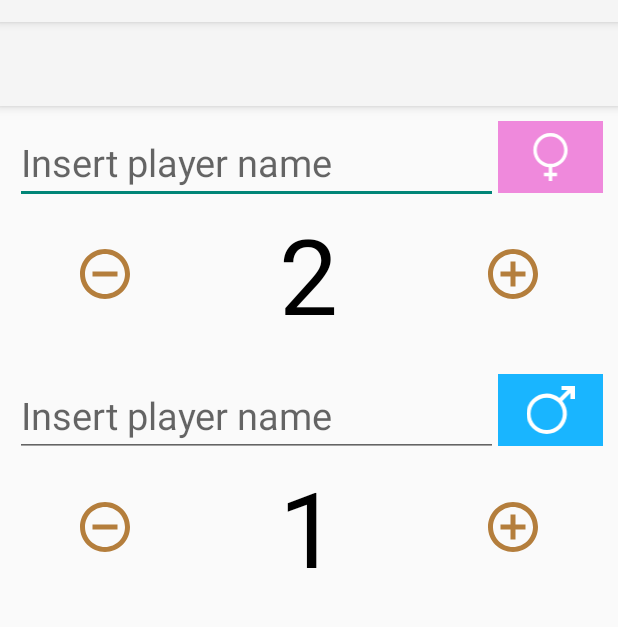
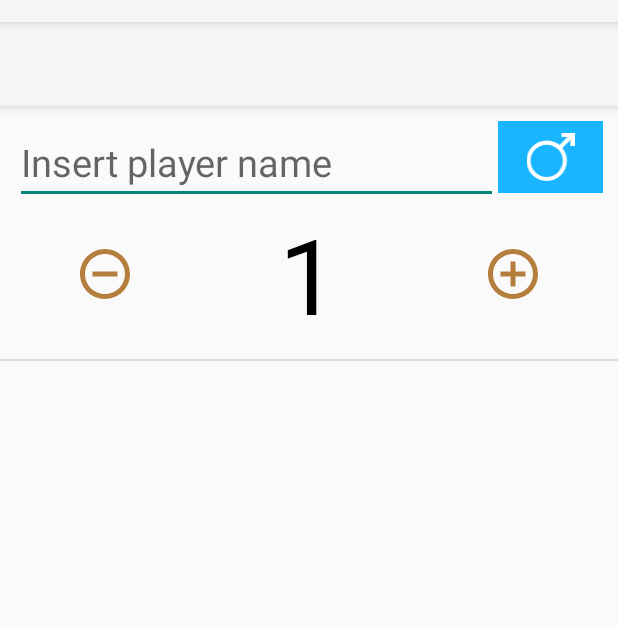
Before and after one commit to Brankale/munchkin_level_counter, an Android app: the screen it shows after launch (MainActivityNew), after a tap on "Add player", on a phone screen of 412 x 824 dp, the part 62-689 px from its top. Run offline under Robolectric (Android 15) with nearby library versions, the phone set to English and light mode, and no system bars; 1 statement that could not run was skipped; 3 other taps on this screen came first.

Commit message:
implemented action bar buttons

```diff
--- a/app/build.gradle
+++ b/app/build.gradle
@@ -9,7 +9,7 @@ android {
         minSdkVersion 21
         targetSdkVersion 29
         versionCode 1
-        versionName "2.0"
+        versionName "1.0"
         testInstrumentationRunner "androidx.test.runner.AndroidJUnitRunner"
     }
     buildTypes {
@@ -31,10 +31,12 @@ dependencies {
     implementation "org.jetbrains.kotlin:kotlin-stdlib-jdk7:$kotlin_version"
     implementation 'androidx.appcompat:appcompat:1.1.0'
     implementation 'androidx.constraintlayout:constraintlayout:1.1.3'
+    implementation 'androidx.recyclerview:recyclerview:1.1.0'
 
     testImplementation 'junit:junit:4.13'
     androidTestImplementation 'androidx.test.ext:junit:1.1.1'
     androidTestImplementation 'androidx.test.espresso:espresso-core:3.2.0'
+
 }
 repositories {
     mavenCentral()
--- a/app/src/main/java/com/example/munchkin/MainActivityNew.kt
+++ b/app/src/main/java/com/example/munchkin/MainActivityNew.kt
@@ -4,15 +4,26 @@ import android.os.Bundle
 import android.view.Menu
 import android.view.MenuItem
 import androidx.appcompat.app.AppCompatActivity
+import com.example.munchkin.custom_views.PlayerAdapter
+import com.example.munchkin.custom_views.PlayerListView
+import com.example.munchkin.models.Player
 
 class MainActivityNew : AppCompatActivity() {
 
     private val TAG: String = MainActivityNew::class.java.simpleName
 
+    lateinit var playerListView: PlayerListView
+    lateinit var playerAdapter: PlayerAdapter
+    private val playerList = ArrayList<Player>()
+
     override fun onCreate(savedInstanceState: Bundle?) {
         super.onCreate(savedInstanceState)
         setContentView(R.layout.activity_main_new)
         setSupportActionBar(findViewById(R.id.action_bar))
+
+        playerListView = findViewById(R.id.player_list)
+        playerAdapter = PlayerAdapter(playerList)
+        playerListView.adapter = playerAdapter
     }
 
     override fun onCreateOptionsMenu(menu: Menu?): Boolean {
@@ -37,15 +48,23 @@ class MainActivityNew : AppCompatActivity() {
     }
 
     private fun addPlayer() {
-        TODO("implement function add player")
+        playerList.add(Player())
+        // TODO: don't refresh all items
+        playerAdapter.notifyDataSetChanged()
     }
 
     private fun removePlayer() {
-        TODO("implement function remove player")
+        if (playerList.isNotEmpty()) {
+            playerList.removeAt(playerList.size-1)
+            // TODO: don't refresh all items
+            playerAdapter.notifyDataSetChanged()
+        }
     }
 
     private fun newGame() {
-        TODO("implement function new game")
+        playerList.clear()
+        // TODO: don't refresh all items
+        playerAdapter.notifyDataSetChanged()
     }
 
 }
--- /dev/null
+++ b/app/src/main/java/com/example/munchkin/custom_views/PlayerListView.kt
@@ -0,0 +1,50 @@
+package com.example.munchkin.custom_views
+
+import android.content.Context
+import android.util.AttributeSet
+import android.view.ViewGroup
+import androidx.recyclerview.widget.DividerItemDecoration
+import androidx.recyclerview.widget.LinearLayoutManager
+import androidx.recyclerview.widget.RecyclerView
+import com.example.munchkin.models.Player
+
+class PlayerListView(context: Context, attrs: AttributeSet?) : RecyclerView(context, attrs) {
+
+    private val TAG: String = PlayerListView::class.java.simpleName
+
+    init {
+        setHasFixedSize(true)
+
+        val layoutManager = LinearLayoutManager(context)
+        setLayoutManager(layoutManager)
+
+        val dividerItemDecoration = DividerItemDecoration(context, layoutManager.orientation)
+        addItemDecoration(dividerItemDecoration)
+    }
+
+}
+
+class PlayerAdapter(val players: ArrayList<Player>?) : RecyclerView.Adapter<PlayerViewHolder>() {
+
+    override fun onCreateViewHolder(parent: ViewGroup, viewType: Int): PlayerViewHolder {
+        val item = PlayerView(parent.context, null)
+        return PlayerViewHolder(item)
+    }
+
+    override fun getItemCount(): Int = players?.size ?: 0
+
+    override fun onBindViewHolder(holder: PlayerViewHolder, position: Int) {
+        players?.let {
+            holder.bind(it[position])
+        }
+    }
+
+}
+
+class PlayerViewHolder(val view: PlayerView) : RecyclerView.ViewHolder(view) {
+
+    fun bind(player: Player) {
+        view.bind(player)
+    }
+
+}
--- a/app/src/main/java/com/example/munchkin/custom_views/PlayerView.kt
+++ b/app/src/main/java/com/example/munchkin/custom_views/PlayerView.kt
@@ -16,7 +16,7 @@ class PlayerView(context: Context, attrs: AttributeSet?) : LinearLayout(context,
 
     private val TAG: String = PlayerView::class.java.simpleName
 
-    private val player: Player
+    private var player: Player
 
     private val name: TextView
     private val sex: ImageView
@@ -34,6 +34,9 @@ class PlayerView(context: Context, attrs: AttributeSet?) : LinearLayout(context,
         levelDown = findViewById(R.id.level_down)
 
         player = Player()
+
+        // TODO: xml layout params are lost in the inflate phase so they must be set
+        layoutParams = LayoutParams(LayoutParams.MATCH_PARENT, LayoutParams.WRAP_CONTENT)
 
         attrs?.let {
             val typedArray = context.theme.obtainStyledAttributes(attrs, R.styleable.PlayerView, 0, 0)
@@ -80,6 +83,13 @@ class PlayerView(context: Context, attrs: AttributeSet?) : LinearLayout(context,
         }
     }
 
+    fun bind(player: Player) {
+        this.player = player
+        setName()
+        setLevel()
+        setSex()
+    }
+
     private fun setName() {
         name.text = player.name
     }
--- a/app/src/main/res/layout/activity_main_new.xml
+++ b/app/src/main/res/layout/activity_main_new.xml
@@ -12,12 +12,9 @@
         android:background="?attr/colorPrimary"
         android:elevation="4dp"/>
 
-    <com.example.munchkin.custom_views.PlayerView
+    <com.example.munchkin.custom_views.PlayerListView
+        android:id="@+id/player_list"
         android:layout_width="match_parent"
-        android:layout_height="wrap_content"/>
-
-    <com.example.munchkin.custom_views.PlayerView
-        android:layout_width="match_parent"
-        android:layout_height="wrap_content"/>
+        android:layout_height="match_parent"/>
 
 </LinearLayout>
```
